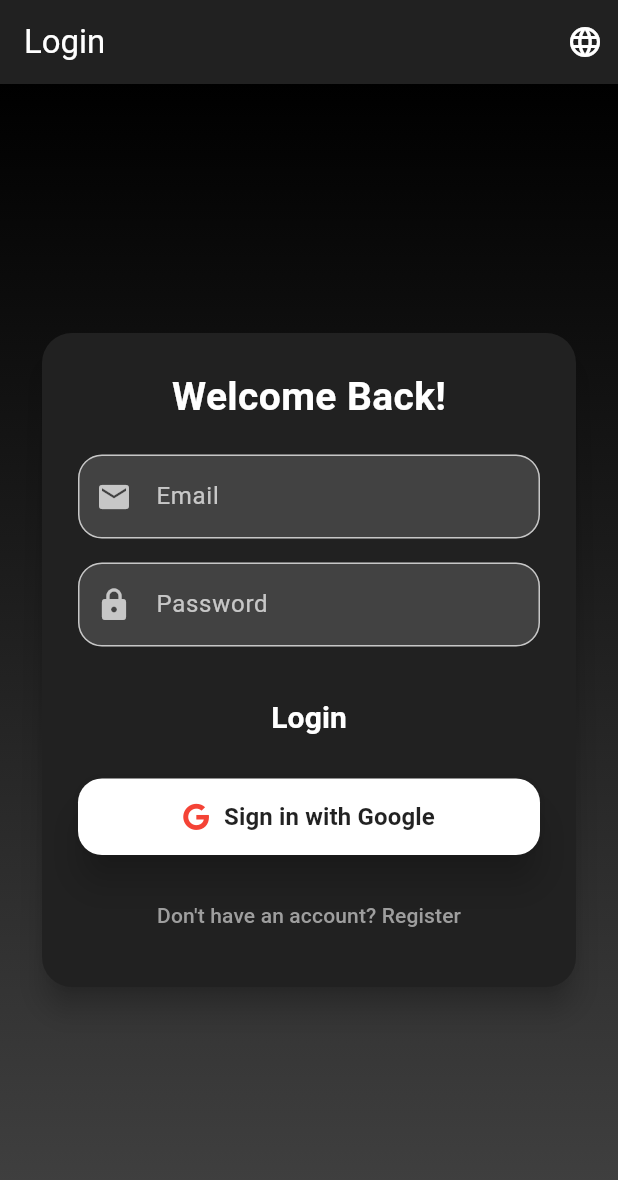
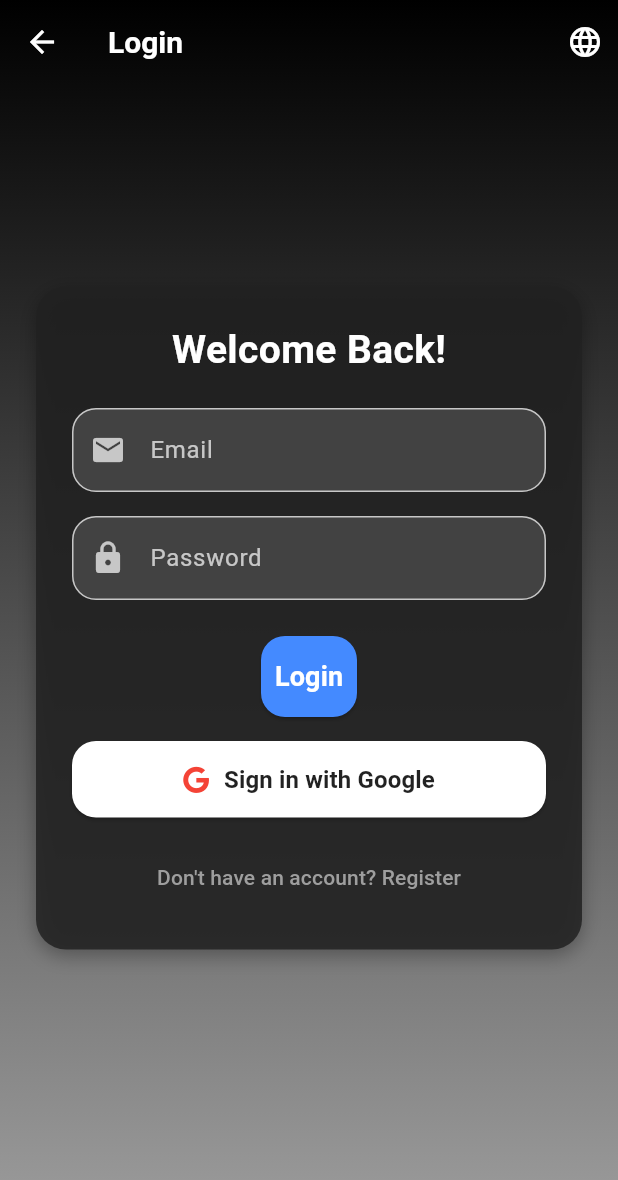
Before and after one commit to kunal-gangani/Vocal-Lens-Voice-Assist-Application, a Flutter app: the LoginPage screen opened directly, on a phone screen of 412 x 824 dp. Shown: the top 1180 px of the screen. Run offline on Flutter 3.47's test engine with Material 3 defaults, Android fonts, the phone set to English and light mode, and no system bars; our stand-ins replace cloud_firestore, easy_localization, firebase_auth, firebase_core, firebase_storage, flutter_screenutil and 15 more; missing offline and left inert: feature_discovery, flexify, flutter_glow; accounts and stored records are empty; project files that could hold a hidden picture were left out.

Commit message:
06-03-2025 18:28

```diff
--- a/lib/Controllers/auth_controller.dart
+++ b/lib/Controllers/auth_controller.dart
@@ -3,7 +3,7 @@ import 'package:flutter/material.dart';
 import 'package:firebase_auth/firebase_auth.dart';
 import 'package:firebase_storage/firebase_storage.dart';
 import 'package:flutter_tts/flutter_tts.dart';
-import 'package:vocal_lens/Helper/firebase_helper.dart';
+import 'package:vocal_lens/Helper/auth_helper.dart';
 import 'package:vocal_lens/Views/HomePage/home_page.dart';
 import 'package:vocal_lens/Views/LoginPage/login_page.dart';
 
--- a/lib/Controllers/user_controller.dart
+++ b/lib/Controllers/user_controller.dart
@@ -1,5 +1,5 @@
 import 'package:flutter/material.dart';
-import 'package:vocal_lens/Helper/firebase_helper.dart';
+import 'package:vocal_lens/Helper/auth_helper.dart';
 
 class UserController extends ChangeNotifier {
   final AuthHelper _authHelper = AuthHelper();
--- a/lib/Controllers/voice_to_text.dart
+++ b/lib/Controllers/voice_to_text.dart
@@ -9,6 +9,7 @@ import 'package:permission_handler/permission_handler.dart';
 import 'package:share_plus/share_plus.dart';
 import 'package:speech_to_text/speech_to_text.dart' as stt;
 import 'package:google_generative_ai/google_generative_ai.dart';
+import 'package:vocal_lens/Keys/api_keys.dart';
 import 'package:vocal_lens/Views/ChatSection/chat_section.dart';
 import 'package:vocal_lens/Views/ConnectionsRequestPage/connection_request_page.dart';
 import 'package:vocal_lens/Views/FavouritesResponsesPage/favourite_responses_page.dart';
@@ -55,7 +56,7 @@ class VoiceToTextController extends ChangeNotifier {
   final TextEditingController searchFieldController = TextEditingController();
 
   // API key for Google Generative AI
-  static const String apiKey = "AIzaSyCzaJagaearxYYdwfRe8G_oEmcNKc3gB-Q";
+  static const String apiKey = ApiKeys.geminiApiKey;
 
   // Getters
   List<String> get favoritesList => _favoritesList;
@@ -118,7 +119,8 @@ class VoiceToTextController extends ChangeNotifier {
       } else if (result.isPermanentlyDenied) {
         log('Microphone permission permanently denied. Please enable it in settings.');
         Fluttertoast.showToast(
-            msg: 'Permission permanently denied. Enable it in settings.');
+          msg: 'Permission permanently denied. Enable it in settings.',
+        );
         openAppSettings();
       } else {
         log('Microphone permission denied.');
--- a/lib/Views/LoginPage/login_page.dart
+++ b/lib/Views/LoginPage/login_page.dart
@@ -9,6 +9,7 @@ import 'package:vocal_lens/Controllers/auth_controller.dart';
 import 'package:vocal_lens/Views/HomePage/home_page.dart';
 import 'package:vocal_lens/Views/RegistrationPage/registration_page.dart';
 import 'package:vocal_lens/Widgets/auth_text_field.dart';
+import 'package:vocal_lens/Widgets/drop_down_text_style.dart';
 
 class LoginPage extends StatelessWidget {
   const LoginPage({super.key});
@@ -28,17 +29,20 @@ class LoginPage extends StatelessWidget {
     }
 
     return Scaffold(
+      extendBodyBehindAppBar: true,
       appBar: AppBar(
         foregroundColor: Colors.white,
-        automaticallyImplyLeading: false,
-        backgroundColor: Colors.grey.shade900,
+        backgroundColor: Colors.transparent,
+        elevation: 0,
         title: Text(
-          tr(
-            "login_title",
-          ),
+          tr("login_title"),
+          style: const TextStyle(fontSize: 20, fontWeight: FontWeight.bold),
         ),
         actions: [
-          DropdownButton<Locale>(
+          Padding(
+            padding: const EdgeInsets.symmetric(horizontal: 10),
+            child: DropdownButton<Locale>(
+              dropdownColor: Colors.grey[900],
               icon: const Icon(
                 Icons.language,
                 color: Colors.white,
@@ -49,45 +53,58 @@ class LoginPage extends StatelessWidget {
                   changeLanguage(newLocale);
                 }
               },
-            items: const [
+              items: [
                 DropdownMenuItem(
-                value: Locale('en', 'US'),
-                child: Text('English'),
+                  value: const Locale('en', 'US'),
+                  child: Text(
+                    'English',
+                    style: dropDownMenuTextStyle(),
+                  ),
                 ),
                 DropdownMenuItem(
-                value: Locale('es', 'ES'),
-                child: Text('Español'),
+                  value: const Locale('es', 'ES'),
+                  child: Text(
+                    'Español',
+                    style: dropDownMenuTextStyle(),
+                  ),
                 ),
                 DropdownMenuItem(
-                value: Locale('de', 'DE'),
-                child: Text('German'),
+                  value: const Locale('de', 'DE'),
+                  child: Text(
+                    'German',
+                    style: dropDownMenuTextStyle(),
+                  ),
                 ),
                 DropdownMenuItem(
-                value: Locale('hi', 'IN'),
-                child: Text('Hindi'),
+                  value: const Locale('hi', 'IN'),
+                  child: Text(
+                    'Hindi',
+                    style: dropDownMenuTextStyle(),
+                  ),
                 ),
                 DropdownMenuItem(
-                value: Locale('fr', 'FR'),
-                child: Text('Français'),
+                  value: const Locale('fr', 'FR'),
+                  child: Text(
+                    'Français',
+                    style: dropDownMenuTextStyle(),
+                  ),
                 ),
                 DropdownMenuItem(
-                value: Locale('nl', 'NL'),
-                child: Text('Dutch'),
+                  value: const Locale('nl', 'NL'),
+                  child: Text(
+                    'Dutch',
+                    style: dropDownMenuTextStyle(),
+                  ),
                 ),
               ],
             ),
-          const SizedBox(
-            width: 10,
           ),
         ],
       ),
       body: Container(
-        decoration: BoxDecoration(
+        decoration: const BoxDecoration(
           gradient: LinearGradient(
-            colors: [
-              Colors.black,
-              Colors.grey.shade800,
-            ],
+            colors: [Colors.black, Colors.grey],
             begin: Alignment.topCenter,
             end: Alignment.bottomCenter,
           ),
@@ -95,19 +112,28 @@ class LoginPage extends StatelessWidget {
         child: Center(
           child: SingleChildScrollView(
             child: Padding(
-              padding: const EdgeInsets.all(24.0),
-              child: Card(
-                color: Colors.grey.shade900,
-                elevation: 8,
-                shape: RoundedRectangleBorder(
+              padding: const EdgeInsets.symmetric(horizontal: 24),
+              child: Column(
+                mainAxisSize: MainAxisSize.min,
+                children: [
+                  AnimatedContainer(
+                    duration: const Duration(milliseconds: 500),
+                    curve: Curves.easeInOut,
+                    padding: const EdgeInsets.all(24),
+                    decoration: BoxDecoration(
+                      color: Colors.grey.shade900.withOpacity(0.85),
                       borderRadius: BorderRadius.circular(20),
+                      boxShadow: [
+                        BoxShadow(
+                          color: Colors.black.withOpacity(0.3),
+                          blurRadius: 10,
+                          offset: const Offset(0, 4),
                         ),
-                child: Padding(
-                  padding: const EdgeInsets.all(24.0),
+                      ],
+                    ),
                     child: Form(
                       key: formKey,
                       child: Column(
-                      mainAxisSize: MainAxisSize.min,
                         children: [
                           Text(
                             'welcome_back'.tr(),
@@ -117,18 +143,14 @@ class LoginPage extends StatelessWidget {
                               color: Colors.white,
                             ),
                           ),
-                        const SizedBox(
-                          height: 20,
-                        ),
+                          const SizedBox(height: 20),
                           buildTextFormField(
                             context: context,
                             controller: emailController,
                             label: 'email'.tr(),
                             icon: Icons.email,
                           ),
-                        const SizedBox(
-                          height: 16,
-                        ),
+                          const SizedBox(height: 16),
                           buildTextFormField(
                             context: context,
                             controller: passwordController,
@@ -136,10 +158,8 @@ class LoginPage extends StatelessWidget {
                             icon: Icons.lock,
                             isPassword: true,
                           ),
-                        const SizedBox(
-                          height: 24,
-                        ),
-                        TextButton(
+                          const SizedBox(height: 24),
+                          ElevatedButton(
                             onPressed: () async {
                               if (formKey.currentState!.validate()) {
                                 try {
@@ -149,42 +169,43 @@ class LoginPage extends StatelessWidget {
                                   );
                                   Fluttertoast.showToast(
                                     msg: 'login_successful'.tr(),
-                                  toastLength: Toast.LENGTH_SHORT,
-                                  gravity: ToastGravity.BOTTOM,
                                     backgroundColor: Colors.green,
                                     textColor: Colors.white,
                                   );
                                 } catch (e) {
                                   Fluttertoast.showToast(
                                     msg: 'login_failed'.tr(),
-                                  toastLength: Toast.LENGTH_SHORT,
-                                  gravity: ToastGravity.BOTTOM,
                                     backgroundColor: Colors.red,
                                     textColor: Colors.white,
                                   );
                                 }
                               }
                             },
+                            style: ElevatedButton.styleFrom(
+                              backgroundColor: Colors.blueAccent,
+                              shape: RoundedRectangleBorder(
+                                borderRadius: BorderRadius.circular(16),
+                              ),
+                              padding: const EdgeInsets.symmetric(
+                                vertical: 14,
+                              ),
+                            ),
                             child: Text(
                               'login_title'.tr(),
                               style: const TextStyle(
-                              fontSize: 20,
+                                fontSize: 18,
                                 fontWeight: FontWeight.bold,
                                 color: Colors.white,
                               ),
                             ),
                           ),
-                        const SizedBox(
-                          height: 16,
-                        ),
+                          const SizedBox(height: 16),
                           ElevatedButton(
                             onPressed: () async {
                               try {
                                 await authController.signInWithGoogle();
                                 Fluttertoast.showToast(
                                   msg: 'google_sign_in_success'.tr(),
-                                toastLength: Toast.LENGTH_SHORT,
-                                gravity: ToastGravity.BOTTOM,
                                   backgroundColor: Colors.green,
                                   textColor: Colors.white,
                                 );
@@ -196,8 +217,6 @@ class LoginPage extends StatelessWidget {
                               } catch (e) {
                                 Fluttertoast.showToast(
                                   msg: 'google_sign_in_failed'.tr(),
-                                toastLength: Toast.LENGTH_SHORT,
-                                gravity: ToastGravity.BOTTOM,
                                   backgroundColor: Colors.red,
                                   textColor: Colors.white,
                                 );
@@ -211,7 +230,6 @@ class LoginPage extends StatelessWidget {
                               padding: const EdgeInsets.symmetric(
                                 vertical: 14,
                               ),
-                            elevation: 10,
                             ),
                             child: Row(
                               mainAxisAlignment: MainAxisAlignment.center,
@@ -234,8 +252,8 @@ class LoginPage extends StatelessWidget {
                               ],
                             ),
                           ),
-                        const SizedBox(
-                          height: 16,
+                          SizedBox(
+                            height: 16.h,
                           ),
                           TextButton(
                             onPressed: () {
@@ -256,6 +274,7 @@ class LoginPage extends StatelessWidget {
                       ),
                     ),
                   ),
+                ],
               ),
             ),
           ),
--- a/lib/Views/SplashScreen/splash_screen.dart
+++ b/lib/Views/SplashScreen/splash_screen.dart
@@ -3,7 +3,7 @@ import 'package:flutter/material.dart';
 import 'dart:async';
 import 'package:flutter_screenutil/flutter_screenutil.dart';
 import 'package:lottie/lottie.dart';
-import 'package:vocal_lens/Helper/firebase_helper.dart';
+import 'package:vocal_lens/Helper/auth_helper.dart';
 import 'package:vocal_lens/Views/ApplicationFeaturesPage/application_features_page.dart';
 import 'package:vocal_lens/Views/HomePage/home_page.dart';
 
--- /dev/null
+++ b/lib/Widgets/drop_down_text_style.dart
@@ -0,0 +1,7 @@
+import 'package:flutter/material.dart';
+
+TextStyle dropDownMenuTextStyle() {
+  return const TextStyle(
+    color: Colors.white,
+  );
+}
```
Also changed, not shown: lib/Controllers/chat_with_ai_controller.dart (+30 -3 lines), lib/Helper/auth_helper.dart (renamed from lib/Helper/firebase_helper.dart, +113 -125 lines). Lines whose indentation alone changed are shown as unchanged.
